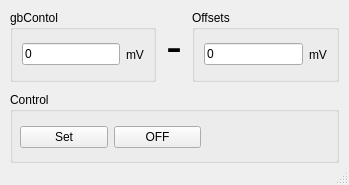
Before: the Qt Designer form ui/main_ui.ui in Mcublog/B3603ControlQt, drawn with Qt 5.
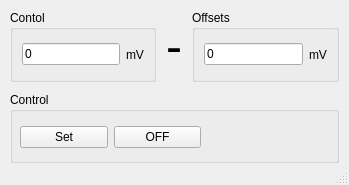
After: the same form once the commit is applied. Icons and pictures are not drawn.

Commit message: fixed missprint gbControl

```diff
--- a/ui/main_ui.ui
+++ b/ui/main_ui.ui
@@ -51,7 +51,7 @@
       <item>
        <widget class="QGroupBox" name="gbControl">
         <property name="title">
-         <string>gbContol</string>
+         <string>Contol</string>
         </property>
         <layout class="QHBoxLayout" name="horizontalLayout_4">
          <item>
```
The commit also changes 1 other file.
